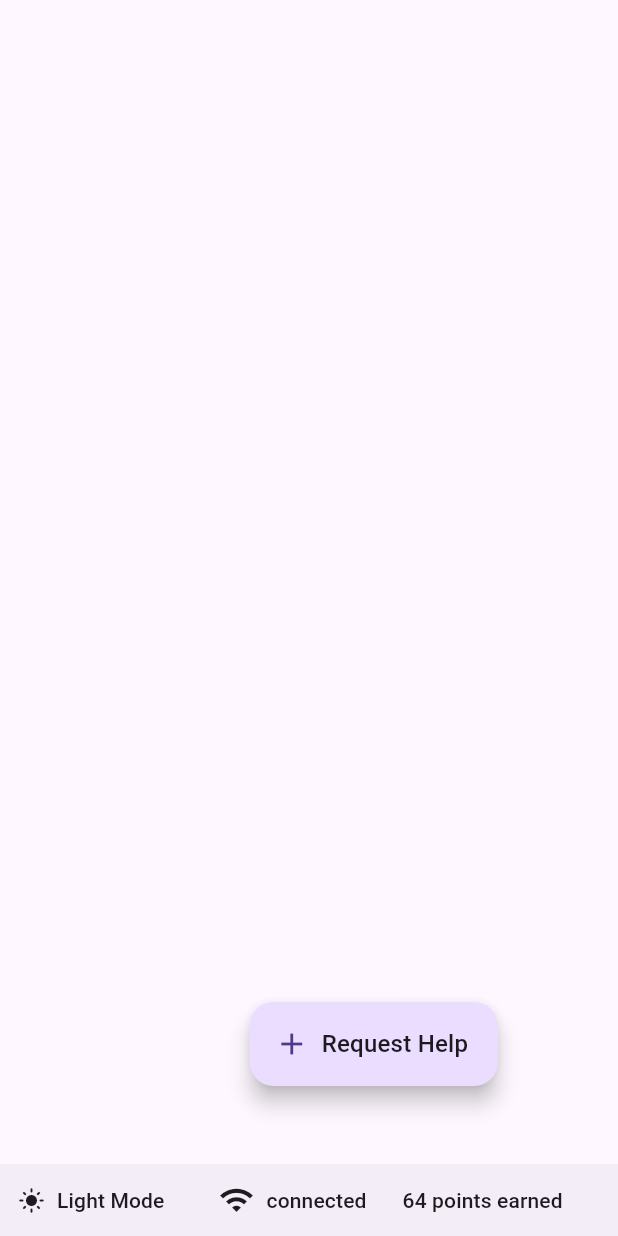
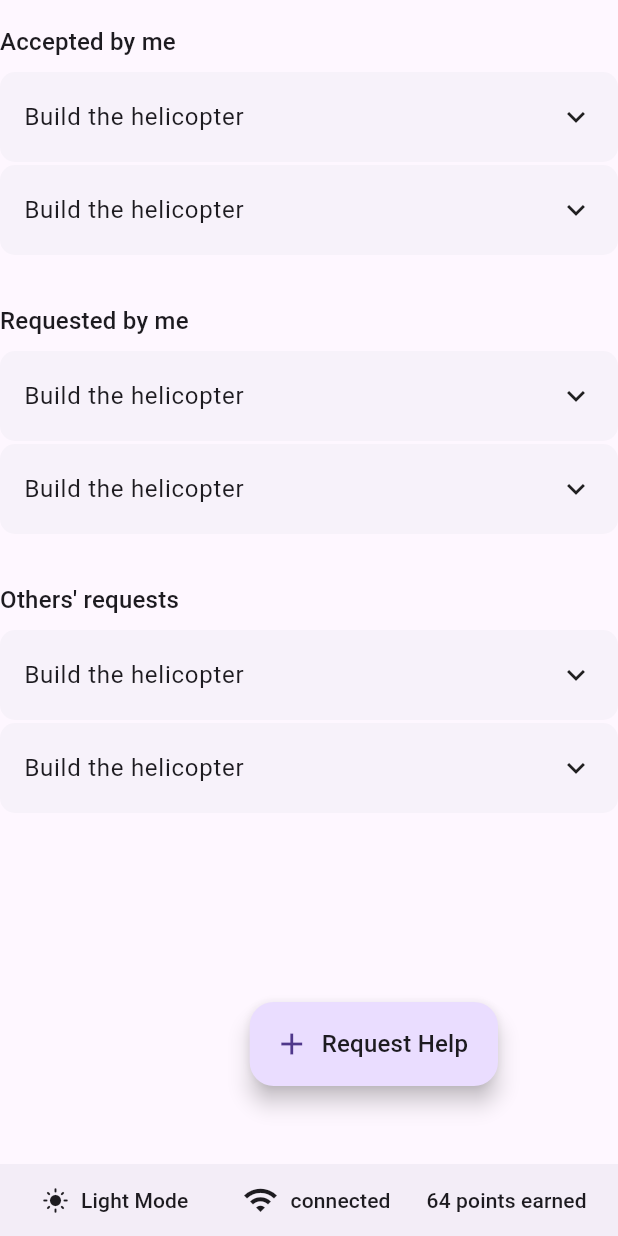
Before and after one commit to priyahegde01/ReachOut, a Flutter app: the screen it shows after launch, on a phone screen of 412 x 824 dp. Run offline on Flutter 3.47's test engine with Material 3 defaults, Android fonts, the phone set to English and light mode, and no system bars; our stand-ins replace go_router, material_ui.

Commit message:
Partially Implemented initial main page design
The list tiles do not expand and the request board isn't a list (which
it should be). The color theme also needs to be changed.

```diff
--- a/Client/reachout_client/lib/Pages/components/misc.dart
+++ b/Client/reachout_client/lib/Pages/components/misc.dart
@@ -4,6 +4,7 @@ class DefaultSpacing {
   DefaultSpacing._(); // Prevents instantiation
 
   static const double none = 0.0;
+  static const double xxs = 2.0;
   static const double xs = 4.0;
   static const double small = 8.0;
   static const double medium = 16.0;
--- a/Client/reachout_client/lib/Pages/components/text.dart
+++ b/Client/reachout_client/lib/Pages/components/text.dart
@@ -31,11 +31,15 @@ class LabelText extends StatelessWidget {
 }
 
 class BodyText extends StatelessWidget {
-  const BodyText(this.text, {super.key});
+  const new(this.text, {super.key, required this.size});
   final String text;
+  final TextSize size;
 
   @override
   Widget build(BuildContext context) {
-    return Text(text, style: Theme.of(context).textTheme.bodyMedium);
+    final textTheme = Theme.of(context).textTheme;
+    final styles = [textTheme.bodySmall, textTheme.bodyMedium, textTheme.bodyLarge];
+
+    return Text(text, style: styles[size.index]);
   }
 }
--- a/Client/reachout_client/lib/Pages/main_page.dart
+++ b/Client/reachout_client/lib/Pages/main_page.dart
@@ -30,6 +30,10 @@ class MainPageStructure extends StatelessWidget {
           ),
         ),
         Align(alignment: .bottomCenter, child: MainPageStatusBar()),
+        Padding(
+          padding: const EdgeInsets.only(top: DefaultSpacing.medium),
+          child: Center(child: RequestBoard()),
+        ),
       ],
     );
   }
@@ -46,24 +50,20 @@ class MainPageStatusBar extends StatelessWidget {
   Widget build(BuildContext context) {
     final colorTheme = Theme.of(context).colorScheme;
 
-    return SizedBox(
+    return Container(
       height: 48,
-      child: Container(
       color: colorTheme.surfaceContainer,
+      padding: .symmetric(horizontal: DefaultSpacing.medium),
       child: Row(
         spacing: DefaultSpacing.large,
         children: [
           TextButton(
             onPressed: () {},
-              child: StatusIndicator(
-                label: "Light Mode",
-                icon: Icons.light_mode,
-              ),
+            child: StatusIndicator(label: "Light Mode", icon: Icons.light_mode),
           ),
           StatusIndicator(label: "connected", icon: Icons.wifi),
-            LabelText("64 points earned", size: .large)
+          LabelText("64 points earned", size: .large),
         ],
-        ),
       ),
     );
   }
@@ -94,6 +94,71 @@ class RequestBoard extends StatelessWidget {
 
   @override
   Widget build(BuildContext context) {
-    return const Placeholder();
+    return Column(
+      spacing: DefaultSpacing.extraLarge,
+      children: [
+        RequestBoardSection(title: "Accepted by me"),
+        RequestBoardSection(title: "Requested by me"),
+        RequestBoardSection(title: "Others' requests"),
+      ],
+    );
   }
 }
+
+class RequestBoardSection extends StatelessWidget {
+  const new({super.key, required this.title});
+  final String title;
+
+  @override
+  Widget build(BuildContext context) {
+    return Column(
+      crossAxisAlignment: .start,
+      spacing: DefaultSpacing.small,
+      children: [
+        TitleText(title, size: .medium),
+        Column(
+          spacing: DefaultSpacing.xxs,
+          children: [
+            RequestListTile(
+              title: "Build the helicopter",
+              description: "Just build it.",
+            ),
+            RequestListTile(
+              title: "Build the helicopter",
+              description: "Just build it.",
+            ),
+          ],
+        ),
+      ],
+    );
+  }
+}
+
+class RequestListTile extends StatelessWidget {
+  const new({super.key, required this.title, required this.description});
+  final String title;
+  final String description;
+
+  @override
+  Widget build(BuildContext context) {
+    final colorTheme = Theme.of(context).colorScheme;
+
+    return Container(
+      width: 1260,
+      height: 60,
+      decoration: BoxDecoration(
+        // TODO: change color
+        color: colorTheme.surfaceContainerLow,
+        borderRadius: BorderRadius.circular(10),
+      ),
+      padding: .symmetric(vertical: 10, horizontal: 16),
+      child: Row(
+        mainAxisAlignment: .spaceBetween,
+        children: [
+          BodyText(title, size: .large),
+          IconWithDefaults(Icons.keyboard_arrow_down),
+        ],
+      ),
+    );
+  }
+}
```
Lines whose indentation alone changed are shown as unchanged.
